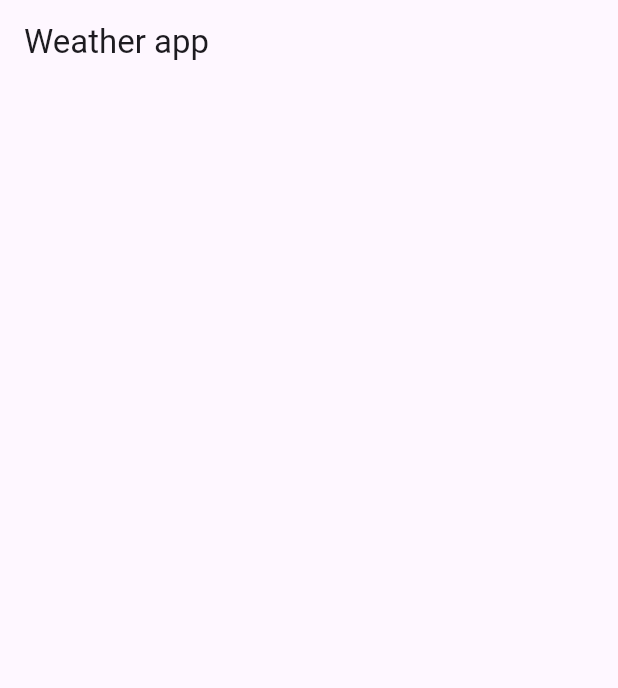
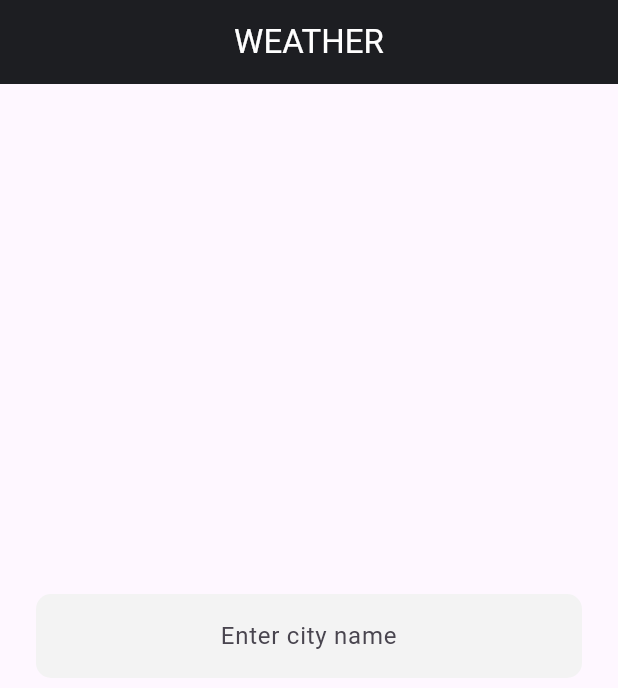
Before and after one commit to rim4j/weather_clean_architecture, a Flutter app: the screen it shows after launch, on a phone screen of 412 x 824 dp. Shown: the top 688 px of the screen. Run offline on Flutter 3.47's test engine with Material 3 defaults, Android fonts, the phone set to English and light mode, and no system bars; our stand-ins replace dartz, equatable, flutter_bloc, get_it, rxdart.

Commit message:
complete presentation layer and setup locator

```diff
--- /dev/null
+++ b/lib/injection_container.dart
@@ -0,0 +1,25 @@
+import 'package:get_it/get_it.dart';
+import 'package:weather_clean_architecture/data/data_sources/remote_data_source.dart';
+import 'package:weather_clean_architecture/data/repositories/weather_repository_impl.dart';
+import 'package:weather_clean_architecture/domain/repositories/weather_repository.dart';
+import 'package:weather_clean_architecture/domain/usecases/get_current_weather_usecase.dart';
+import 'package:weather_clean_architecture/presentation/bloc/weather_bloc.dart';
+import 'package:http/http.dart' as http;
+
+final locator = GetIt.instance;
+
+void setupLocator() {
+  locator.registerLazySingleton(() => http.Client());
+
+  locator.registerLazySingleton<WeatherRemoteDataSource>(
+      () => WeatherRemoteDataSourceImpl(client: locator()));
+
+  locator.registerLazySingleton<WeatherRepository>(
+      () => WeatherRepositoryImpl(weatherRemoteDataSource: locator()));
+
+  locator.registerLazySingleton(
+      () => GetCurrentWeatherUseCase(weatherRepository: locator()));
+
+  locator
+      .registerFactory(() => WeatherBloc(getCurrentWeatherUseCase: locator()));
+}
--- a/lib/main.dart
+++ b/lib/main.dart
@@ -1,6 +1,11 @@
 import 'package:flutter/material.dart';
+import 'package:flutter_bloc/flutter_bloc.dart';
+import 'package:weather_clean_architecture/injection_container.dart';
+import 'package:weather_clean_architecture/presentation/bloc/weather_bloc.dart';
+import 'package:weather_clean_architecture/presentation/pages/weather_page.dart';
 
 void main() {
+  setupLocator();
   runApp(const MyApp());
 }
 
@@ -9,22 +14,16 @@ class MyApp extends StatelessWidget {
 
   @override
   Widget build(BuildContext context) {
-    return const MaterialApp(
-      title: 'Weather clean architecture',
-      debugShowCheckedModeBanner: false,
-      home: HomePage(),
-    );
-  }
-}
-
-class HomePage extends StatelessWidget {
-  const HomePage({super.key});
-
-  @override
-  Widget build(BuildContext context) {
-    return Scaffold(
-      appBar: AppBar(
-        title: const Text("Weather app"),
+    return MultiBlocProvider(
+      providers: [
+        BlocProvider(
+          create: (_) => locator<WeatherBloc>(),
+        ),
+      ],
+      child: const MaterialApp(
+        title: 'Weather clean architecture',
+        debugShowCheckedModeBanner: false,
+        home: WeatherPage(),
       ),
     );
   }
--- /dev/null
+++ b/lib/presentation/pages/weather_page.dart
@@ -0,0 +1,179 @@
+import 'package:flutter/material.dart';
+import 'package:flutter_bloc/flutter_bloc.dart';
+import 'package:weather_clean_architecture/core/constants/constants.dart';
+import 'package:weather_clean_architecture/presentation/bloc/weather_bloc.dart';
+import 'package:weather_clean_architecture/presentation/bloc/weather_event.dart';
+import 'package:weather_clean_architecture/presentation/bloc/weather_state.dart';
+
+class WeatherPage extends StatelessWidget {
+  const WeatherPage({super.key});
+
+  @override
+  Widget build(BuildContext context) {
+    return Scaffold(
+      appBar: AppBar(
+        centerTitle: true,
+        backgroundColor: const Color(0xff1d1e22),
+        title: const Text(
+          "WEATHER",
+          style: TextStyle(color: Colors.white),
+        ),
+      ),
+      body: Padding(
+        padding: const EdgeInsets.all(24),
+        child: Column(
+          mainAxisAlignment: MainAxisAlignment.center,
+          children: [
+            TextField(
+              textAlign: TextAlign.center,
+              decoration: InputDecoration(
+                hintText: "Enter city name",
+                fillColor: const Color(0xfff3f3f3),
+                filled: true,
+                focusedBorder: OutlineInputBorder(
+                  borderSide: BorderSide.none,
+                  borderRadius: BorderRadius.circular(10),
+                ),
+                enabledBorder: OutlineInputBorder(
+                  borderSide: BorderSide.none,
+                  borderRadius: BorderRadius.circular(10),
+                ),
+              ),
+              onChanged: (value) {
+                context.read<WeatherBloc>().add(OnCityChanged(cityName: value));
+              },
+            ),
+            const SizedBox(height: 32),
+            BlocBuilder<WeatherBloc, WeatherState>(
+              builder: (context, state) {
+                if (state is WeatherLoading) {
+                  return Center(
+                    child: CircularProgressIndicator(),
+                  );
+                }
+                if (state is WeatherLoaded) {
+                  return Column(
+                    key: const Key('weather_data'),
+                    children: [
+                      Row(
+                        mainAxisAlignment: MainAxisAlignment.center,
+                        children: [
+                          Text(
+                            state.result.cityName.toString(),
+                            style: const TextStyle(
+                              fontSize: 22.0,
+                            ),
+                          ),
+                          Image(
+                            image: NetworkImage(
+                              Urls.weatherIcon(
+                                state.result.iconCode.toString(),
+                              ),
+                            ),
+                          ),
+                        ],
+                      ),
+                      const SizedBox(height: 8.0),
+                      Text(
+                        '${state.result.main} | ${state.result.description}',
+                        style: const TextStyle(
+                          fontSize: 16.0,
+                          letterSpacing: 1.2,
+                        ),
+                      ),
+                      const SizedBox(height: 24.0),
+                      Table(
+                        defaultColumnWidth: const FixedColumnWidth(150.0),
+                        border: TableBorder.all(
+                          color: Colors.grey,
+                          style: BorderStyle.solid,
+                          width: 1,
+                        ),
+                        children: [
+                          TableRow(children: [
+                            const Padding(
+                              padding: EdgeInsets.all(8.0),
+                              child: Text(
+                                'Temperature',
+                                style: TextStyle(
+                                  fontSize: 16.0,
+                                  letterSpacing: 1.2,
+                                ),
+                              ),
+                            ),
+                            Padding(
+                              padding: const EdgeInsets.all(8.0),
+                              child: Text(
+                                state.result.temperature.toString(),
+                                style: const TextStyle(
+                                  fontSize: 16.0,
+                                  letterSpacing: 1.2,
+                                  fontWeight: FontWeight.bold,
+                                ),
+                              ),
+                            ), // Will be change later
+                          ]),
+                          TableRow(children: [
+                            const Padding(
+                              padding: EdgeInsets.all(8.0),
+                              child: Text(
+                                'Pressure',
+                                style: TextStyle(
+                                  fontSize: 16.0,
+                                  letterSpacing: 1.2,
+                                ),
+                              ),
+                            ),
+                            Padding(
+                              padding: const EdgeInsets.all(8.0),
+                              child: Text(
+                                state.result.pressure.toString(),
+                                style: const TextStyle(
+                                    fontSize: 16.0,
+                                    letterSpacing: 1.2,
+                                    fontWeight: FontWeight.bold),
+                              ),
+                            ), // Will be change later
+                          ]),
+                          TableRow(children: [
+                            const Padding(
+                              padding: EdgeInsets.all(8.0),
+                              child: Text(
+                                'Humidity',
+                                style: TextStyle(
+                                  fontSize: 16.0,
+                                  letterSpacing: 1.2,
+                                ),
+                              ),
+                            ),
+                            Padding(
+                              padding: const EdgeInsets.all(8.0),
+                              child: Text(
+                                state.result.humidity.toString(),
+                                style: const TextStyle(
+                                  fontSize: 16.0,
+                                  letterSpacing: 1.2,
+                                  fontWeight: FontWeight.bold,
+                                ),
+                              ),
+                            ), // Will be change later
+                          ]),
+                        ],
+                      ),
+                    ],
+                  );
+                }
+                if (state is WeatherLoadFailure) {
+                  return Center(
+                    child: Text(state.message),
+                  );
+                }
+                return Container();
+              },
+            )
+          ],
+        ),
+      ),
+    );
+  }
+}
```
